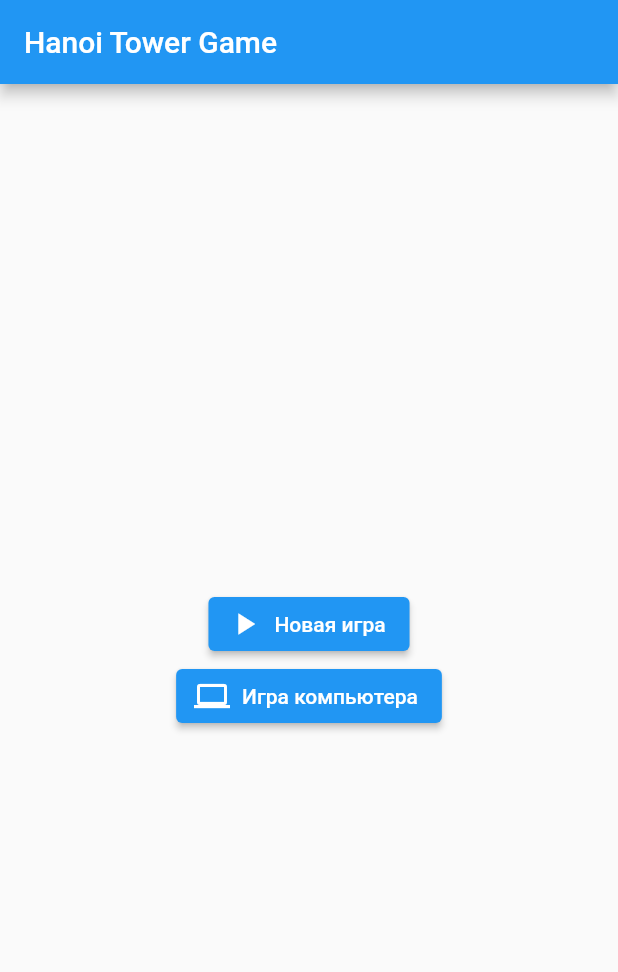
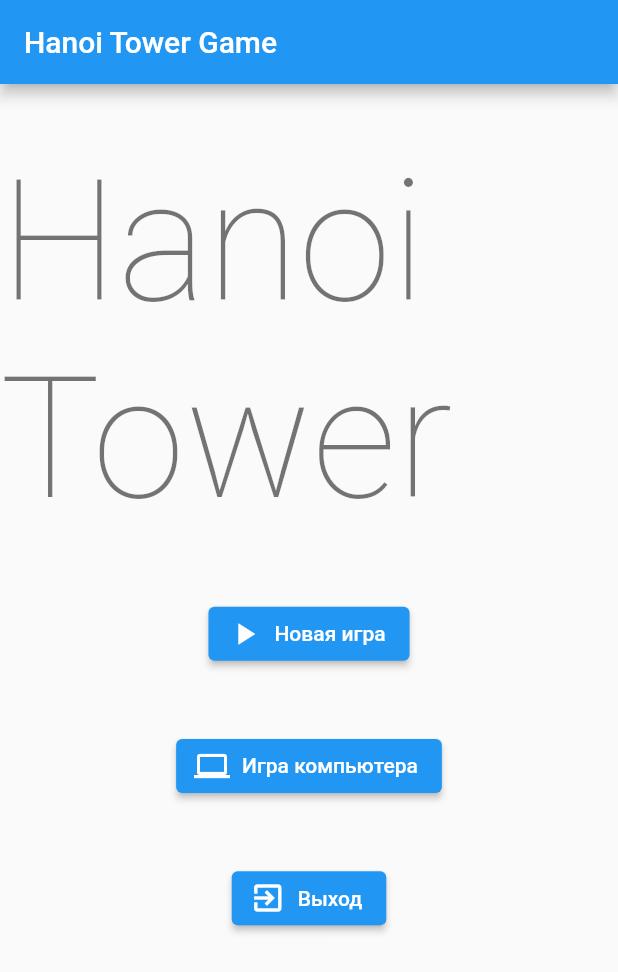
Before and after one commit to FairSuspect/hanoi_tower, a Flutter app: the screen it shows after launch, on a phone screen of 412 x 824 dp. Shown: the top 972 px of the screen. Run offline on Flutter 3.47's test engine with Material 2 defaults, Android fonts, the phone set to English and light mode, and no system bars; our stand-ins replace flutter_redux, localstorage, redux.

Commit message:
ui ux fix

```diff
--- a/lib/main.dart
+++ b/lib/main.dart
@@ -51,6 +51,10 @@ class _HomeScreenState extends State<HomeScreen> {
     Navigator.of(context).pushNamed(Routes.play, arguments: [false]);
   }
 
+  void _exit() {
+    Navigator.pop(context);
+  }
+
   @override
   Widget build(BuildContext context) {
     return Scaffold(
@@ -59,8 +63,9 @@ class _HomeScreenState extends State<HomeScreen> {
       ),
       body: Center(
         child: Column(
-          mainAxisAlignment: MainAxisAlignment.center,
+          mainAxisAlignment: MainAxisAlignment.spaceEvenly,
           children: <Widget>[
+            Text("Hanoi Tower", style: Theme.of(context).textTheme.headline1),
             ElevatedButton.icon(
                 onPressed: _newGamePressed,
                 icon: Icon(Icons.play_arrow),
@@ -68,7 +73,15 @@ class _HomeScreenState extends State<HomeScreen> {
             ElevatedButton.icon(
                 onPressed: _computerGamePressed,
                 icon: Icon(Icons.computer),
-                label: Text("Игра компьютера"))
+                label: Text("Игра компьютера")),
+            ElevatedButton.icon(
+                onPressed: _exit,
+                icon: Icon(Icons.exit_to_app),
+                label: Text("Выход")),
+            Container(),
+            Container(),
+            Container(),
+            Container(),
           ],
         ),
       ),
--- a/lib/screens/play_screen.dart
+++ b/lib/screens/play_screen.dart
@@ -84,7 +84,8 @@ class _PlayScreenState extends State<PlayScreen> {
                     onPressed: () {
                       Navigator.of(context).pop();
 
-                      Navigator.of(context).pushReplacementNamed(Routes.play);
+                      Navigator.of(context).pushReplacementNamed(Routes.play,
+                          arguments: [widget.playByHuman]);
                     },
                     child: Text("Заново")),
               ],
```
